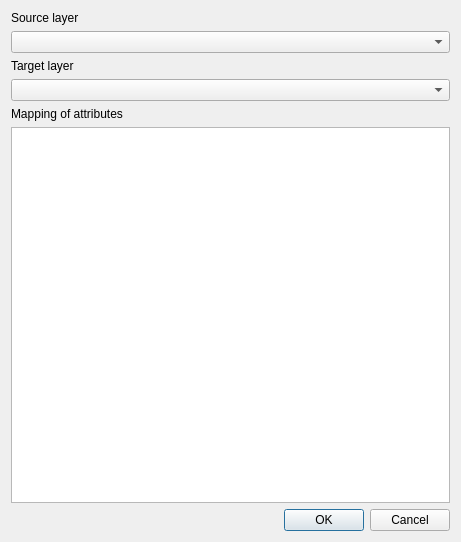
First picture: the form in trigger_dialog.ui, repository sklencar/rrm-plugin, before the edit.
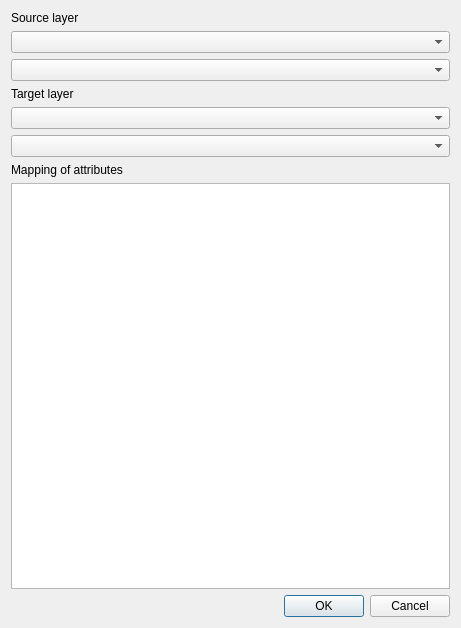
Second picture: the form after the edit.

Commit message: trigger dialog: choose table by two separate combo boxes: schema + table

The edit to the form file:
```diff
--- a/trigger_dialog.ui
+++ b/trigger_dialog.ui
@@ -7,7 +7,7 @@
     <x>0</x>
     <y>0</y>
     <width>461</width>
-    <height>542</height>
+    <height>628</height>
    </rect>
   </property>
   <property name="windowTitle">
@@ -22,7 +22,10 @@
     </widget>
    </item>
    <item>
-    <widget class="QComboBox" name="cboSource"/>
+    <widget class="QComboBox" name="cboSourceSchema"/>
+   </item>
+   <item>
+    <widget class="QComboBox" name="cboSourceTable"/>
    </item>
    <item>
     <widget class="QLabel" name="label_2">
@@ -32,7 +35,10 @@
     </widget>
    </item>
    <item>
-    <widget class="QComboBox" name="cboTarget"/>
+    <widget class="QComboBox" name="cboTargetSchema"/>
+   </item>
+   <item>
+    <widget class="QComboBox" name="cboTargetTable"/>
    </item>
    <item>
     <widget class="QLabel" name="label_3">
```
Left out of the diff: 6 changed lines with no effect on the pictures. The commit also changes 1 other file.
